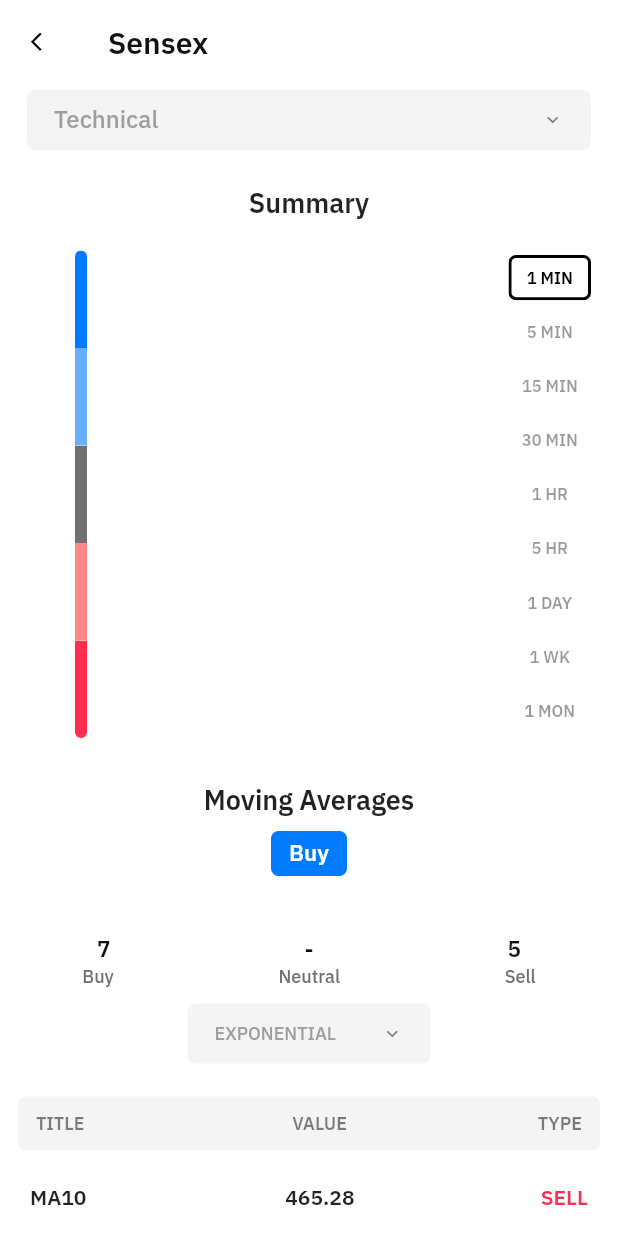
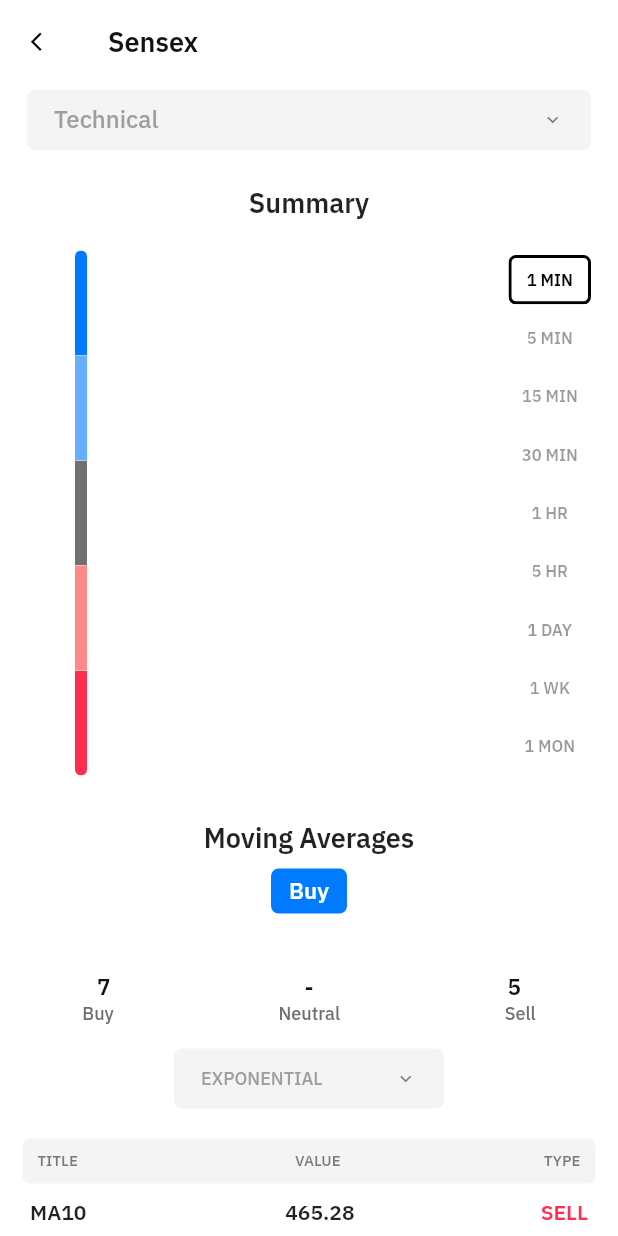
Before and after one commit to TusharGupta05/assesment, a Flutter app: the screen it shows after launch, on a phone screen of 412 x 824 dp. Run offline on Flutter 3.47's test engine with Material 2 defaults, Android fonts, the phone set to English and light mode, and no system bars; drawn by our look-alikes of step_progress_indicator; missing offline and left inert: speech_bubble.

Commit message:
some error fixed

```diff
--- a/lib/main.dart
+++ b/lib/main.dart
@@ -17,7 +17,6 @@
       title: 'Flutter Demo',
       theme: ThemeData(
         fontFamily: 'IBM Plex Sans',
-        scaffoldBackgroundColor: const Color(0xFFEFEFEF),
         // primarySwatch: MaterialColor(primary, swatch) Colors.white,
       ),
       home: MyHomePage(),
--- a/lib/screens/homepage.dart
+++ b/lib/screens/homepage.dart
@@ -64,8 +64,6 @@
 
     return Scaffold(
       backgroundColor: Colors.white,
-      // extendBodyBehindAppBar: true,
-      // extendBody: true,
       appBar: AppBar(
         brightness: Brightness.light,
         leading: IconButton(
@@ -81,7 +79,7 @@
           style: TextStyle(
             color: Color4,
             fontWeight: FontWeight.bold,
-            fontSize: 20,
+            fontSize: 18,
           ),
         ),
         bottomOpacity: 0.0,
@@ -155,7 +153,7 @@
                 Padding(
                   padding: const EdgeInsets.only(left: 50.0, top: 0),
                   child: Container(
-                    height: 325,
+                    height: 350,
                     child: Row(
                       children: [
                         StepProgressIndicator(
@@ -174,20 +172,19 @@
                             padding: const EdgeInsets.all(15.0),
                             child: Align(
                               child: SpeechBubble(
-                                padding: EdgeInsets.symmetric(
-                                    horizontal: 10, vertical: 5),
+                                padding: EdgeInsets.fromLTRB(12, 5, 12, 6),
                                 child: Text(
                                   "Neutral",
                                   style: TextStyle(
                                       color: Colors.white,
                                       fontWeight: FontWeight.bold,
-                                      fontSize: 16),
+                                      fontSize: 14),
                                 ),
                                 borderRadius: 5,
                                 nipLocation: NipLocation.LEFT,
                                 nipHeight: 10,
                                 height: 30,
-                                width: 80,
+                                width: 90,
                                 color: Color10,
                               ),
                             ),
@@ -200,7 +197,7 @@
                 Padding(
                   padding: const EdgeInsets.only(right: 18.0, top: 0),
                   child: Container(
-                    height: 325,
+                    height: 350,
                     child: StepProgressIndicator(
                       padding: 3,
                       customSize: (i, b) => 55,
@@ -299,12 +296,10 @@
                 Text("Sell", style: style2)
               ],
             ),
+            SizedBox(height: 15,),
             Container(
-              child: Padding(
-                padding:
-                    const EdgeInsets.symmetric(horizontal: 125, vertical: 10),
-                child: Container(
               height: 40,
+              width: 180,
               padding: const EdgeInsets.symmetric(
                 horizontal: 18,
               ),
@@ -346,13 +341,13 @@
                 },
               ),
             ),
-              ),
-            ),
+            SizedBox(height: 5,),
             Padding(
-              padding: const EdgeInsets.all(12.0),
+              padding: const EdgeInsets.fromLTRB(15.0, 15,15,5),
               child: Container(
+                height: 30,
                   padding:
-                      const EdgeInsets.symmetric(horizontal: 12, vertical: 10),
+                      const EdgeInsets.fromLTRB(10, 0, 10, 0),
                   decoration: BoxDecoration(
                       color: Colors.black.withOpacity(0.045),
                       borderRadius: BorderRadius.circular(5)),
@@ -361,17 +356,17 @@
                     children: [
                       Text('TITLE',
                           style: TextStyle(
-                              fontSize: 12,
+                              fontSize: 10,
                               color: Colors.black.withOpacity(0.5),
                               fontWeight: FontWeight.bold)),
                       Text('    VALUE',
                           style: TextStyle(
-                              fontSize: 12,
+                              fontSize: 10,
                               color: Colors.black.withOpacity(0.5),
                               fontWeight: FontWeight.bold)),
                       Text('TYPE',
                           style: TextStyle(
-                              fontSize: 12,
+                              fontSize: 10,
                               color: Colors.black.withOpacity(0.5),
                               fontWeight: FontWeight.bold)),
                     ],
@@ -387,7 +382,7 @@
                     children: List<Widget>.generate(
                         etitle.length,
                         (i) => Padding(
-                              padding: const EdgeInsets.all(10.0),
+                              padding: const EdgeInsets.symmetric(horizontal: 10,vertical: 5),
                               child: Text(
                                 etitle[i],
                                 style: TextStyle(fontWeight: FontWeight.bold),
@@ -399,8 +394,8 @@
                     children: List<Widget>.generate(
                         etitle.length,
                         (i) => Padding(
-                              padding: const EdgeInsets.symmetric(
-                                  vertical: 10, horizontal: 0),
+                                                            padding: const EdgeInsets.symmetric(horizontal: 10,vertical: 5),
+
                               child: Text(evalue[i],
                                   style:
                                       TextStyle(fontWeight: FontWeight.bold)),
@@ -411,7 +406,8 @@
                     children: List<Widget>.generate(
                         etitle.length,
                         (i) => Padding(
-                            padding: const EdgeInsets.all(10.0),
+                                                          padding: const EdgeInsets.symmetric(horizontal: 10,vertical: 5),
+
                             child: Text(
                               etype[i],
                               style: TextStyle(
@@ -480,8 +476,9 @@
             Padding(
               padding: const EdgeInsets.all(12.0),
               child: Container(
+                height: 30,
                   padding:
-                      const EdgeInsets.symmetric(horizontal: 12, vertical: 10),
+                      const EdgeInsets.symmetric(horizontal: 12, vertical: 5),
                   decoration: BoxDecoration(
                       color: Colors.black.withOpacity(0.045),
                       borderRadius: BorderRadius.circular(5)),
@@ -490,17 +487,17 @@
                     children: [
                       Text('NAME',
                           style: TextStyle(
-                              fontSize: 14,
+                              fontSize: 10,
                               color: Colors.black.withOpacity(0.5),
                               fontWeight: FontWeight.bold)),
                       Text('ACTION',
                           style: TextStyle(
-                              fontSize: 14,
+                              fontSize: 10,
                               color: Colors.black.withOpacity(0.5),
                               fontWeight: FontWeight.bold)),
                       Text('VALUE',
                           style: TextStyle(
-                              fontSize: 14,
+                              fontSize: 10,
                               color: Colors.black.withOpacity(0.5),
                               fontWeight: FontWeight.bold)),
                     ],
@@ -520,7 +517,7 @@
                               padding: const EdgeInsets.fromLTRB(10, 10, 0, 10),
                               child: Text(
                                 tname[i],
-                                style: TextStyle(fontWeight: FontWeight.bold),
+                                style: TextStyle(fontWeight: FontWeight.bold, fontSize: 10)
                               ),
                             )),
                   ),
@@ -531,7 +528,7 @@
                               padding: const EdgeInsets.fromLTRB(0, 10, 40, 10),
                               child: Text(taction[i],
                                   style:
-                                      TextStyle(fontWeight: FontWeight.bold)),
+                                      TextStyle(fontWeight: FontWeight.bold, fontSize: 10)),
                             )),
                   ),
                   Column(
@@ -543,7 +540,7 @@
                             child: Text(
                               tvalue[i],
                               style: TextStyle(
-                                  fontSize: 14,
+                                  fontSize: 10,
                                   fontWeight: FontWeight.bold,
                                   color: tvalue[i].compareTo('Sell') == 0
                                       ? Color6
@@ -572,7 +569,7 @@
                     height: 20,
                   ),
                   Container(
-                    height: 40,
+                    height: 35,
                     width: 150,
                     padding: const EdgeInsets.symmetric(horizontal: 10),
                     decoration: BoxDecoration(
@@ -598,7 +595,7 @@
                       items: List<DropdownMenuItem>.generate(dd3.length, (i) {
                         return DropdownMenuItem(
                           value: dd3[i],
-                          child: Text(dd3[i]),
+                          child: Text(dd3[i],),
                           onTap: () {
                             setState(() {
                               selected2 = dd3[i];
@@ -616,6 +613,7 @@
                 ],
               ),
             ),
+            SizedBox(height: 5,),
             Row(
               mainAxisAlignment: MainAxisAlignment.spaceBetween,
               children: [
@@ -624,12 +622,12 @@
                   children: List<Widget>.generate(
                       cl1.length,
                       (i) => Padding(
-                            padding: const EdgeInsets.fromLTRB(20, 10, 0, 10),
+                            padding: const EdgeInsets.fromLTRB(20, 5, 0, 5),
                             child: Text(
                               cl1[i],
                               style: TextStyle(
-                                  fontSize: 18,
-                                  color: Colors.black.withOpacity(0.5)),
+                                  fontSize: 13,
+                                  color: Colors.black.withOpacity(0.4)),
                             ),
                           )),
                 ),
@@ -638,11 +636,11 @@
                   children: List<Widget>.generate(
                       cl2.length,
                       (i) => Padding(
-                            padding: const EdgeInsets.fromLTRB(0, 10, 20, 10),
+                            padding: const EdgeInsets.fromLTRB(0, 5, 20, 5),
                             child: Text(
                               cl2[i],
                               style: TextStyle(
-                                  fontSize: 18,
+                                  fontSize: 13,
                                   color: Colors.black,
                                   fontWeight: FontWeight.bold),
                             ),
```
Lines whose indentation alone changed are shown as unchanged.
